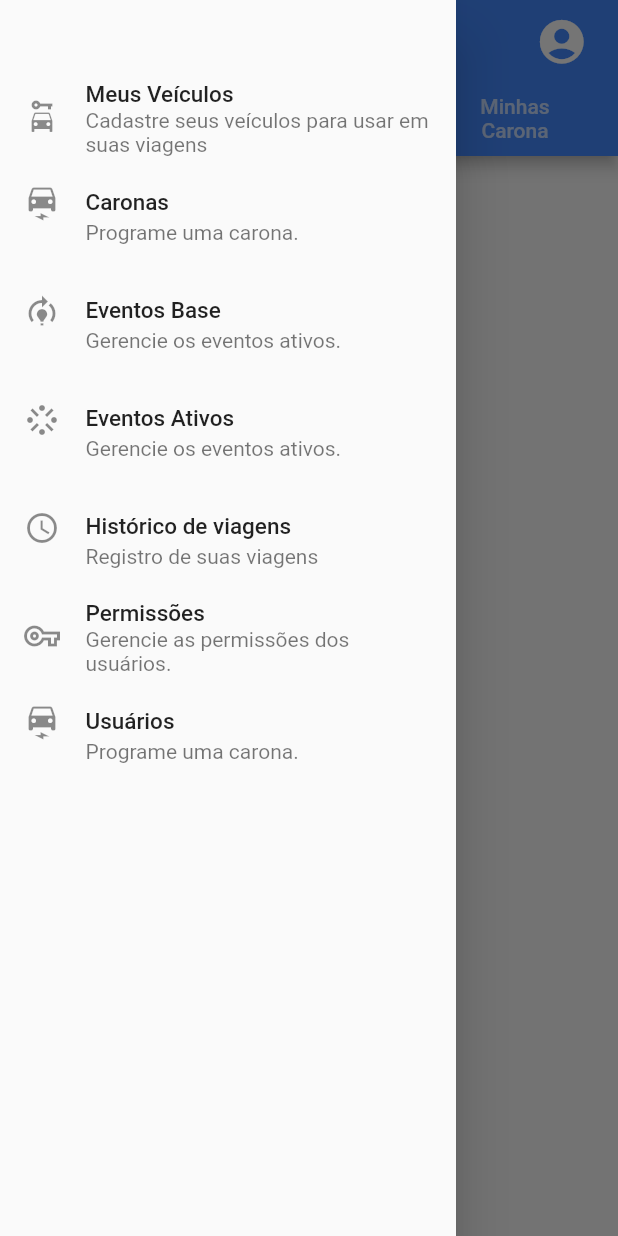
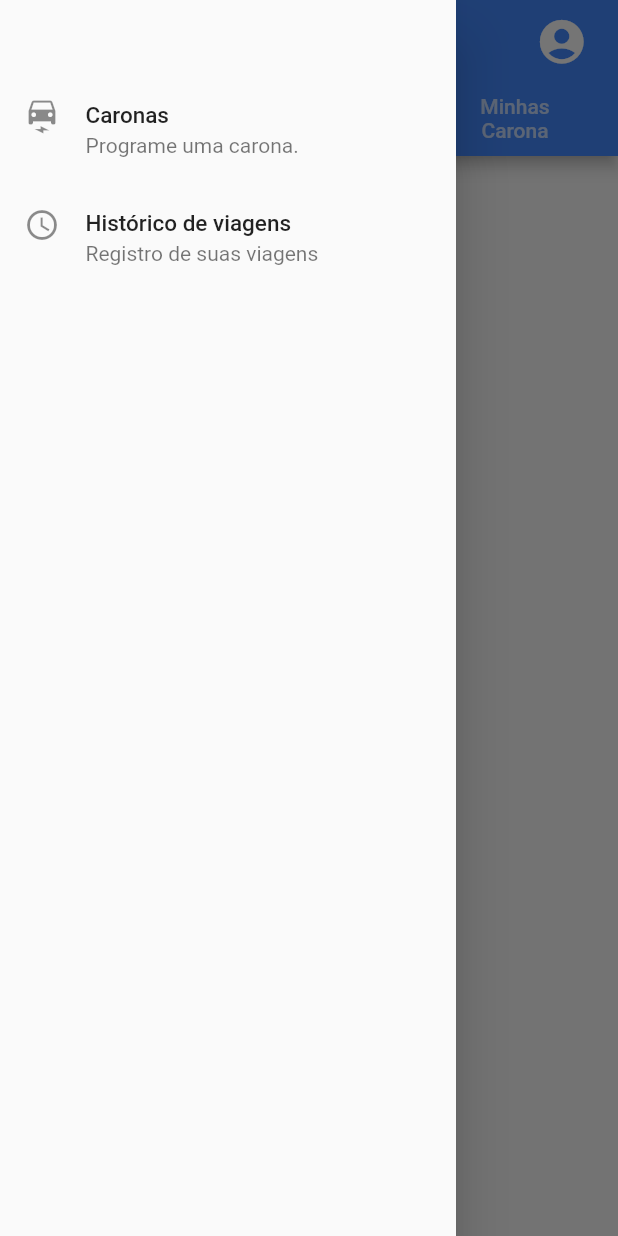
Before and after one commit to GabrielGGhost/AbeuniCarona, a Flutter app: the MainScreen screen opened directly, with the side drawer open, on a phone screen of 412 x 824 dp. Run offline on Flutter 3.47's test engine with Material 2 defaults, Android fonts, the phone set to English and light mode, and no system bars; our stand-ins replace cloud_firestore, firebase_auth, firebase_core, firebase_storage, flutter_secure_storage, fluttertoast and 2 more; missing offline and left inert: filter_list; accounts and stored records are empty; generated files the repository leaves out were written again.

Commit message:
Desenvolvido sistema de permissões

```diff
--- /dev/null
+++ b/lib/Constants/cPermission.dart
@@ -0,0 +1,11 @@
+class cPermission {
+
+  static const REGISTER_BASE_EVENT = "1";
+  static const REGISTER_EVENT = "2";
+  static const REGISTER_RIDE = "3";
+  static const REGISTER_VEHICLE = "4";
+  static const REGISTER_PERMISSION = "5";
+  static const REGISTER_WATCH_USERS = "6";
+  static const REGISTER_APPROVE_USERS = "7";
+
+}
--- a/lib/RouteGenerator.dart
+++ b/lib/RouteGenerator.dart
@@ -129,7 +129,7 @@ class RouteGenerator {
         return MaterialPageRoute(
             builder: (_) => RegisterUserPassword(args as eUser));
       case cRoutes.USER_MENU:
-        return MaterialPageRoute(builder: (_) => UserMenu());
+        return MaterialPageRoute(builder: (_) => UserMenu(args as List<String>));
       case cRoutes.USER_REQUESTS:
         return MaterialPageRoute(builder: (_) => userRequests());
       case cRoutes.SEND_EMAIL_NEW_USER:
@@ -146,7 +146,7 @@ class RouteGenerator {
         return MaterialPageRoute(
             builder: (_) => Partaker(args as DocumentSnapshot));
       case cRoutes.RIDES:
-        return MaterialPageRoute(builder: (_) => Rides());
+        return MaterialPageRoute(builder: (_) => Rides(args as List<String>));
       case cRoutes.SCHEDULING:
         return MaterialPageRoute(
             builder: (_) => Scheduling(args as DocumentSnapshot));
--- a/lib/Screen/Menu/MainScreen.dart
+++ b/lib/Screen/Menu/MainScreen.dart
@@ -1,7 +1,13 @@
+import 'package:abeuni_carona/Constants/DbData.dart';
 import 'package:abeuni_carona/Constants/cRoutes.dart';
+import 'package:abeuni_carona/Constants/cPermission.dart';
+import 'package:abeuni_carona/Entity/ePermission.dart';
 import 'package:abeuni_carona/Screen/Menu/MyRides.dart';
 import 'package:abeuni_carona/Screen/Rides/Ride/Rides.dart';
 import 'package:abeuni_carona/Styles/MyStyles.dart';
+import 'package:abeuni_carona/Util/Utils.dart';
+import 'package:cloud_firestore/cloud_firestore.dart';
+import 'package:firebase_auth/firebase_auth.dart';
 import 'package:flutter/material.dart';
 
 class MainScreen extends StatefulWidget {
@@ -14,7 +20,6 @@ class MainScreen extends StatefulWidget {
 class _MainScreenState extends State<MainScreen> with SingleTickerProviderStateMixin {
 
   TabController? _tabController;
-
 
   @override
   void initState() {
@@ -70,10 +75,23 @@ class _MainScreenState extends State<MainScreen> with SingleTickerProviderStateM
         ),
       ),
       drawer: Drawer(
-        child: Padding(
+        child: FutureBuilder(
+          future: findAllUserPermission(),
+          builder: (_, snapshot) {
+
+            if(!snapshot.hasData){
+              return Text("Carregando...");
+            } else if(snapshot.hasError){
+              return Text("Erro ao carregar dados");
+            }
+
+            List<String> permissions = snapshot.data as List<String>;
+
+            return Padding(
                 padding: EdgeInsets.only(top: 50),
                 child: ListView(
                   children: [
+                    Utils.checkPermission(cPermission.REGISTER_BASE_EVENT, permissions) ?
                     ListTile(
                       title: Text(
                         "Meus Veículos",
@@ -90,7 +108,7 @@ class _MainScreenState extends State<MainScreen> with SingleTickerProviderStateM
                       },
                       subtitle: Text("Cadastre seus veículos para usar em suas viagens"),
                       horizontalTitleGap: 1,
-                ),
+                    ) : Container(),
                     ListTile(
                       title: Text(
                         "Caronas",
@@ -102,12 +120,14 @@ class _MainScreenState extends State<MainScreen> with SingleTickerProviderStateM
                       onTap: (){
                         Navigator.pushNamed(
                             context,
-                        cRoutes.RIDES
+                            cRoutes.RIDES,
+                            arguments: permissions
                         );
                       },
                       subtitle: Text("Programe uma carona."),
                       horizontalTitleGap: 1,
                     ),
+                    Utils.checkPermission(cPermission.REGISTER_BASE_EVENT, permissions) ?
                     ListTile(
                       title: Text(
                         "Eventos Base",
@@ -124,7 +144,8 @@ class _MainScreenState extends State<MainScreen> with SingleTickerProviderStateM
                       },
                       subtitle: Text("Gerencie os eventos ativos."),
                       horizontalTitleGap: 1,
-                ),
+                    ) : Container(),
+                    Utils.checkPermission(cPermission.REGISTER_BASE_EVENT, permissions) ?
                     ListTile(
                       title: Text(
                         "Eventos Ativos",
@@ -141,7 +162,7 @@ class _MainScreenState extends State<MainScreen> with SingleTickerProviderStateM
                       },
                       subtitle: Text("Gerencie os eventos ativos."),
                       horizontalTitleGap: 1,
-                ),
+                    ) : Container(),
                     ListTile(
                       title: Text(
                         "Histórico de viagens",
@@ -156,6 +177,7 @@ class _MainScreenState extends State<MainScreen> with SingleTickerProviderStateM
                       subtitle: Text("Registro de suas viagens"),
                       horizontalTitleGap: 1,
                     ),
+                    Utils.checkPermission(cPermission.REGISTER_PERMISSION, permissions) ?
                     ListTile(
                       title: Text(
                         "Permissões",
@@ -172,7 +194,8 @@ class _MainScreenState extends State<MainScreen> with SingleTickerProviderStateM
                       },
                       subtitle: Text("Gerencie as permissões dos usuários."),
                       horizontalTitleGap: 1,
-                ),
+                    ) : Container(),
+                    Utils.checkPermission(cPermission.REGISTER_WATCH_USERS, permissions) ?
                     ListTile(
                       title: Text(
                         "Usuários",
@@ -184,15 +207,20 @@ class _MainScreenState extends State<MainScreen> with SingleTickerProviderStateM
                       onTap: (){
                         Navigator.pushNamed(
                             context,
-                        cRoutes.USER_MENU
+                            cRoutes.USER_MENU,
+                            arguments: permissions
                         );
                       },
-                  subtitle: Text("Programe uma carona."),
+                      subtitle: Text("Gerencia usuáruis."),
                       horizontalTitleGap: 1,
-                ),
+                    ) : Container(),
                   ],
                 )
-        ),
+            );
+          },
+        )
+
+        ,
       ),
       body: TabBarView(
         controller: _tabController,
@@ -225,4 +253,20 @@ class _MainScreenState extends State<MainScreen> with SingleTickerProviderStateM
       ),
     );
   }
+
+  Future<List<String>> findAllUserPermission() async {
+    FirebaseAuth auth = FirebaseAuth.instance;
+    User? user = auth.currentUser;
+    List<String> permisisons = [];
+
+    QuerySnapshot<Map<String, dynamic>> result = await FirebaseFirestore.instance.collection(DbData.TABLE_USER).doc(user!.uid).collection(DbData.TABLE_PERMISSION).get();
+
+    var docs = result.docs;
+
+    for(var doc in docs){
+      permisisons.add(doc.id.toString());
     }
+
+    return permisisons;
+  }
+}
--- a/lib/Util/Utils.dart
+++ b/lib/Util/Utils.dart
@@ -395,4 +395,8 @@ class Utils {
 
     return retorno;
   }
+
+  static bool checkPermission(String permission, List<String> permissions) {
+    return permissions.contains(permission);
+  }
 }
```
Also changed, not shown: lib/Screen/Permission/PermissionManager.dart (+2 -5 lines), lib/Screen/Rides/Ride/Rides.dart (+8 -2 lines), lib/Screen/Users/UserMenu.dart (+8 -3 lines). Lines whose indentation alone changed are shown as unchanged.
